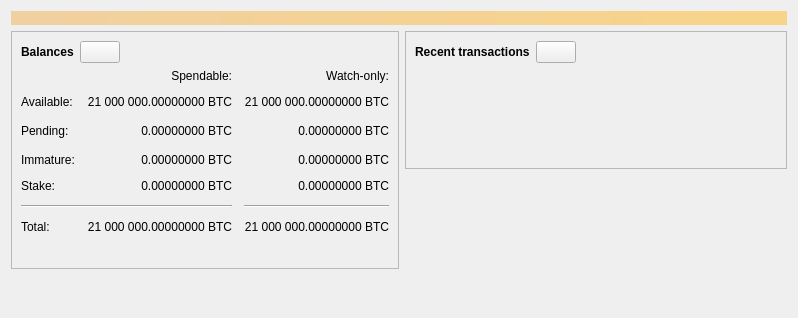
Old version of the form src/qt/forms/overviewpage.ui in the repository FastPaymentsInc/DigitalGold.
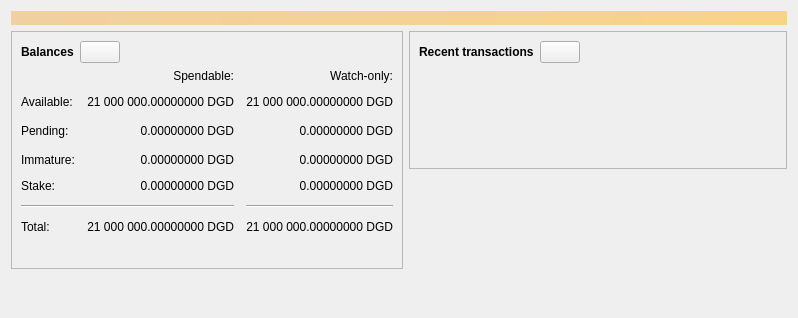
New version of the form. Icons and pictures are not drawn. Custom widgets are drawn as their Qt base class.

```diff
--- a/src/qt/forms/overviewpage.ui
+++ b/src/qt/forms/overviewpage.ui
@@ -120,7 +120,7 @@
                <string>Unconfirmed transactions to watch-only addresses</string>
               </property>
               <property name="text">
-               <string notr="true">0.00000000 BTC</string>
+               <string notr="true">0.00000000 DGD</string>
               </property>
               <property name="alignment">
                <set>Qt::AlignRight|Qt::AlignTrailing|Qt::AlignVCenter</set>
@@ -139,7 +139,7 @@
                <string>Total of transactions that have yet to be confirmed, and do not yet count toward the spendable balance</string>
               </property>
               <property name="text">
-               <string notr="true">0.00000000 BTC</string>
+               <string notr="true">0.00000000 DGD</string>
               </property>
               <property name="alignment">
                <set>Qt::AlignRight|Qt::AlignTrailing|Qt::AlignVCenter</set>
@@ -158,7 +158,7 @@
                <string>Mined balance in watch-only addresses that has not yet matured</string>
               </property>
               <property name="text">
-               <string notr="true">0.00000000 BTC</string>
+               <string notr="true">0.00000000 DGD</string>
               </property>
               <property name="alignment">
                <set>Qt::AlignRight|Qt::AlignTrailing|Qt::AlignVCenter</set>
@@ -210,7 +210,7 @@
                <string>Mined balance that has not yet matured</string>
               </property>
               <property name="text">
-               <string notr="true">0.00000000 BTC</string>
+               <string notr="true">0.00000000 DGD</string>
               </property>
               <property name="alignment">
                <set>Qt::AlignRight|Qt::AlignTrailing|Qt::AlignVCenter</set>
@@ -249,7 +249,7 @@
                <string>Your current total balance</string>
               </property>
               <property name="text">
-               <string notr="true">21 000 000.00000000 BTC</string>
+               <string notr="true">21 000 000.00000000 DGD</string>
               </property>
               <property name="alignment">
                <set>Qt::AlignRight|Qt::AlignTrailing|Qt::AlignVCenter</set>
@@ -268,7 +268,7 @@
                <string>Current total balance in watch-only addresses</string>
               </property>
               <property name="text">
-               <string notr="true">21 000 000.00000000 BTC</string>
+               <string notr="true">21 000 000.00000000 DGD</string>
               </property>
               <property name="alignment">
                <set>Qt::AlignRight|Qt::AlignTrailing|Qt::AlignVCenter</set>
@@ -304,7 +304,7 @@
                <string>Your current spendable balance</string>
               </property>
               <property name="text">
-               <string notr="true">21 000 000.00000000 BTC</string>
+               <string notr="true">21 000 000.00000000 DGD</string>
               </property>
               <property name="alignment">
                <set>Qt::AlignRight|Qt::AlignTrailing|Qt::AlignVCenter</set>
@@ -323,7 +323,7 @@
                <string>Your current balance in watch-only addresses</string>
               </property>
               <property name="text">
-               <string notr="true">21 000 000.00000000 BTC</string>
+               <string notr="true">21 000 000.00000000 DGD</string>
               </property>
               <property name="alignment">
                <set>Qt::AlignRight|Qt::AlignTrailing|Qt::AlignVCenter</set>
@@ -366,7 +366,7 @@
                <string>Your current staking balance</string>
               </property>
               <property name="text">
-               <string notr="true">0.00000000 BTC</string>
+               <string notr="true">0.00000000 DGD</string>
               </property>
               <property name="alignment">
                <set>Qt::AlignRight|Qt::AlignTrailing|Qt::AlignVCenter</set>
@@ -385,7 +385,7 @@
                <string>Your current staking balance in watch-only addresses</string>
               </property>
               <property name="text">
-               <string notr="true">0.00000000 BTC</string>
+               <string notr="true">0.00000000 DGD</string>
               </property>
               <property name="alignment">
                <set>Qt::AlignRight|Qt::AlignTrailing|Qt::AlignVCenter</set>
```
